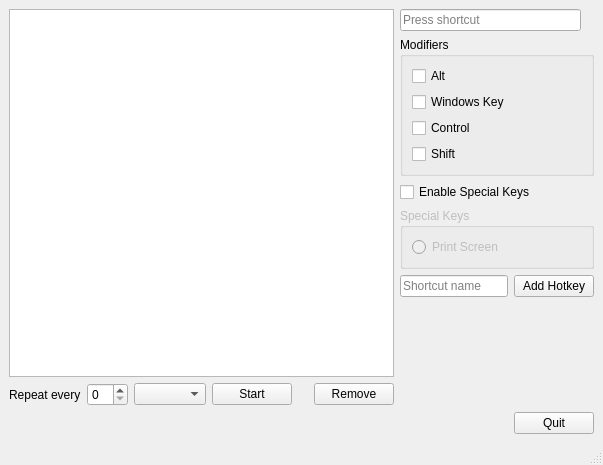
Before: the Qt Designer form ui/mainwindow.ui in the-codeslinger/HotkeyAutoExecute, drawn with Qt 5.
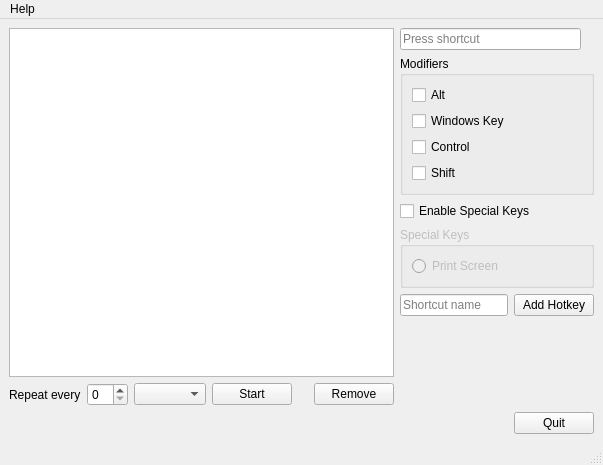
After: the same form once the commit is applied. Icons and pictures are not drawn. Custom widgets are drawn as their Qt base class.

Patch:
```diff
--- a/ui/mainwindow.ui
+++ b/ui/mainwindow.ui
@@ -288,9 +288,16 @@
      <x>0</x>
      <y>0</y>
      <width>603</width>
-     <height>24</height>
+     <height>22</height>
     </rect>
    </property>
+   <widget class="QMenu" name="menuHelp">
+    <property name="title">
+     <string>Help</string>
+    </property>
+    <addaction name="actionAbout_Qt"/>
+   </widget>
+   <addaction name="menuHelp"/>
   </widget>
   <widget class="QStatusBar" name="statusbar"/>
  </widget>
```
Left out of the diff: 13 changed lines with no effect on the pictures.
